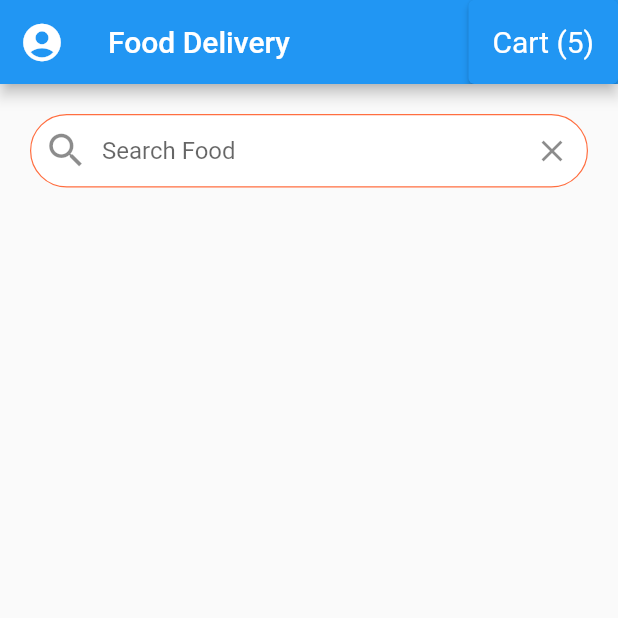
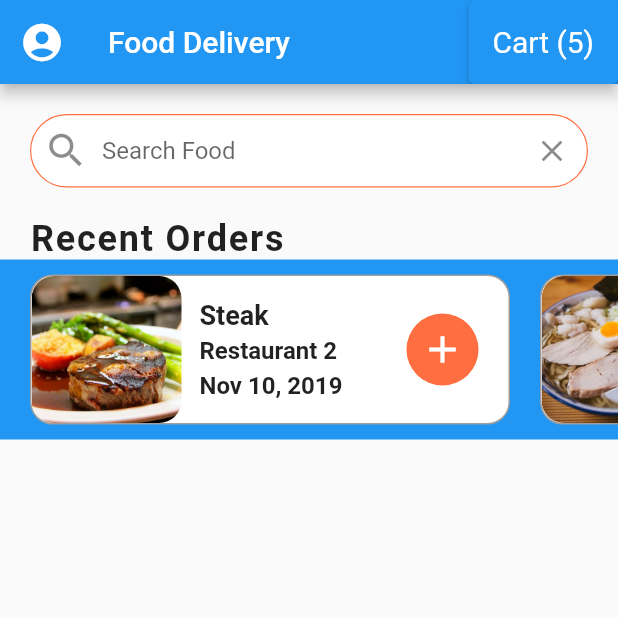
Before and after one commit to Phonekham/flutter_food_delivery, a Flutter app: the screen it shows after launch, on a phone screen of 412 x 824 dp, the top half of it. Run offline on Flutter 3.47's test engine with Material 2 defaults, Android fonts, the phone set to English and light mode, and no system bars.

Commit message:
recent order widget

```diff
--- a/lib/screens/home_screen.dart
+++ b/lib/screens/home_screen.dart
@@ -1,5 +1,6 @@
 import 'package:flutter/material.dart';
 import 'package:flutter_food_delivery/data/data.dart';
+import 'package:flutter_food_delivery/widgets/recent_orders.dart';
 
 class HomeScreen extends StatefulWidget {
   const HomeScreen({Key? key}) : super(key: key);
@@ -52,7 +53,8 @@
                 ),
                 suffixIcon:
                     IconButton(icon: Icon(Icons.clear), onPressed: () {}),
-              )))
+              ))),
+          RecentOrders()
         ],
       ),
     );
--- /dev/null
+++ b/lib/widgets/recent_orders.dart
@@ -0,0 +1,120 @@
+import 'package:flutter/material.dart';
+import 'package:flutter_food_delivery/data/data.dart';
+import 'package:flutter_food_delivery/models/order.dart';
+
+class RecentOrders extends StatelessWidget {
+  _buildRecentOrder(BuildContext context, Order order) {
+    return Container(
+      margin: EdgeInsets.all(10.0),
+      width: 320.0,
+      decoration: BoxDecoration(
+          color: Colors.white,
+          borderRadius: BorderRadius.circular(15.0),
+          border: Border.all(width: 1.0, color: Colors.grey)),
+      child: Row(
+        mainAxisAlignment: MainAxisAlignment.spaceBetween,
+        children: [
+          Expanded(
+            child: Row(
+              children: [
+                ClipRRect(
+                  borderRadius: BorderRadius.circular(15.0),
+                  child: Image(
+                    height: 100.0,
+                    width: 100.0,
+                    image: AssetImage(order.food.imageUrl),
+                    fit: BoxFit.cover,
+                  ),
+                ),
+                Expanded(
+                  child: Container(
+                    margin: EdgeInsets.all(12.0),
+                    child: Column(
+                      crossAxisAlignment: CrossAxisAlignment.start,
+                      mainAxisAlignment: MainAxisAlignment.center,
+                      children: [
+                        Text(
+                          order.food.name,
+                          style: TextStyle(
+                            fontSize: 18.0,
+                            fontWeight: FontWeight.w600,
+                          ),
+                          overflow: TextOverflow.ellipsis,
+                        ),
+                        SizedBox(
+                          height: 4.0,
+                        ),
+                        Text(
+                          order.restaurant.name,
+                          style: TextStyle(
+                            fontSize: 16.0,
+                            fontWeight: FontWeight.w600,
+                            overflow: TextOverflow.ellipsis,
+                          ),
+                        ),
+                        SizedBox(
+                          height: 4.0,
+                        ),
+                        Text(
+                          order.date,
+                          style: TextStyle(
+                            fontSize: 16.0,
+                            fontWeight: FontWeight.w600,
+                            overflow: TextOverflow.ellipsis,
+                          ),
+                        )
+                      ],
+                    ),
+                  ),
+                ),
+              ],
+            ),
+          ),
+          Container(
+            margin: EdgeInsets.only(right: 20.0),
+            width: 48.0,
+            decoration: BoxDecoration(
+                color: Theme.of(context).primaryColor,
+                borderRadius: BorderRadius.circular(30.0)),
+            child: IconButton(
+              icon: Icon(Icons.add),
+              iconSize: 30.0,
+              color: Colors.white,
+              onPressed: () {},
+            ),
+          )
+        ],
+      ),
+    );
+  }
+
+  @override
+  Widget build(BuildContext context) {
+    return Column(
+      crossAxisAlignment: CrossAxisAlignment.start,
+      children: [
+        Padding(
+          padding: EdgeInsets.symmetric(horizontal: 20.0),
+          child: Text('Recent Orders',
+              style: TextStyle(
+                  fontSize: 24.0,
+                  fontWeight: FontWeight.w600,
+                  letterSpacing: 1.2)),
+        ),
+        Container(
+          height: 120.0,
+          color: Colors.blue,
+          child: ListView.builder(
+              physics: BouncingScrollPhysics(),
+              padding: EdgeInsets.only(left: 10.0),
+              scrollDirection: Axis.horizontal,
+              itemCount: currentUser.orders.length,
+              itemBuilder: (BuildContext context, int index) {
+                Order order = currentUser.orders[index];
+                return _buildRecentOrder(context, order);
+              }),
+        )
+      ],
+    );
+  }
+}
--- a/pubspec.yaml
+++ b/pubspec.yaml
@@ -14,6 +14,5 @@
   flutter_lints: ^1.0.0
 flutter:
   uses-material-design: true
-
-assets:
+  assets:
     - assets/images/
```
Also changed, not shown: assets/images/burger.jpg (renamed from images/burger.jpg), assets/images/burrito.jpg (renamed from images/burrito.jpg), assets/images/pancakes.jpg (renamed from images/pancakes.jpg), assets/images/pasta.jpg (renamed from images/pasta.jpg), assets/images/pizza.jpg (renamed from images/pizza.jpg), assets/images/ramen.jpg (renamed from images/ramen.jpg), assets/images/restaurant0.jpg (renamed from images/restaurant0.jpg), assets/images/restaurant1.jpg (renamed from images/restaurant1.jpg), assets/images/restaurant2.jpg (renamed from images/restaurant2.jpg), assets/images/restaurant3.jpg (renamed from images/restaurant3.jpg), assets/images/restaurant4.jpg (renamed from images/restaurant4.jpg), assets/images/salmon.jpg (renamed from images/salmon.jpg), assets/images/steak.jpg (renamed from images/steak.jpg).
